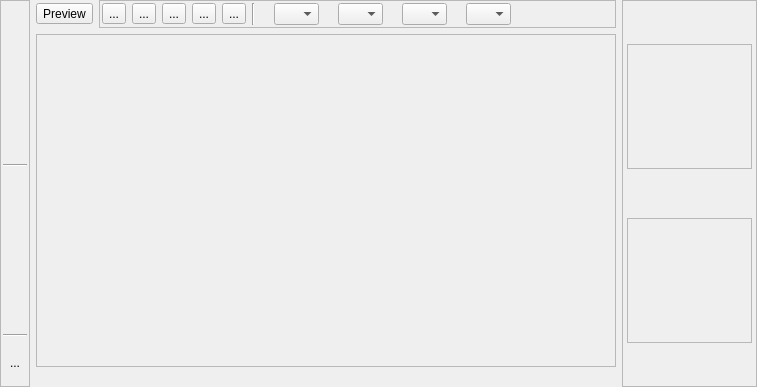
Before: the Qt Designer form src/terralib/qt/widgets/rp/ui/RasterNavigatorWidgetForm.ui in claudiobogossian/terralib5, drawn with Qt 5.
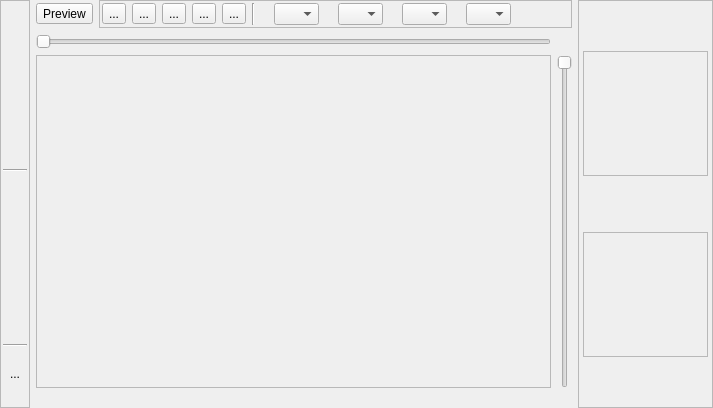
After: the same form once the commit is applied.

Commit message: added overlay function to preview in rp operations.

```diff
--- a/src/terralib/qt/widgets/rp/ui/RasterNavigatorWidgetForm.ui
+++ b/src/terralib/qt/widgets/rp/ui/RasterNavigatorWidgetForm.ui
@@ -6,29 +6,29 @@
    <rect>
     <x>0</x>
     <y>0</y>
-    <width>757</width>
-    <height>387</height>
+    <width>713</width>
+    <height>408</height>
    </rect>
   </property>
   <property name="windowTitle">
    <string>Raster Navigator</string>
   </property>
-  <layout class="QGridLayout" name="gridLayout_17">
-   <property name="leftMargin">
-    <number>0</number>
-   </property>
-   <property name="topMargin">
-    <number>0</number>
-   </property>
-   <property name="rightMargin">
-    <number>0</number>
-   </property>
-   <property name="bottomMargin">
-    <number>0</number>
-   </property>
-   <item row="0" column="0">
     <layout class="QGridLayout" name="gridLayout_16">
+   <property name="leftMargin">
+    <number>0</number>
+   </property>
+   <property name="topMargin">
+    <number>0</number>
+   </property>
+   <property name="rightMargin">
+    <number>0</number>
+   </property>
+   <property name="bottomMargin">
+    <number>0</number>
+   </property>
      <item row="0" column="0">
+    <layout class="QGridLayout" name="gridLayout_15">
+     <item row="0" column="0" rowspan="2">
       <layout class="QGridLayout" name="gridLayout_2">
        <item row="0" column="0">
         <widget class="QFrame" name="m_toolsFrame">
@@ -242,8 +242,6 @@
       </layout>
      </item>
      <item row="0" column="1">
-      <layout class="QGridLayout" name="gridLayout_15">
-       <item row="0" column="0">
         <layout class="QGridLayout" name="gridLayout_14">
          <item row="0" column="0">
           <widget class="QToolButton" name="m_previewToolButton">
@@ -465,9 +463,157 @@
          </item>
         </layout>
        </item>
+     <item row="0" column="2" rowspan="2">
+      <widget class="QFrame" name="m_extraDisplaysFrame">
+       <property name="frameShape">
+        <enum>QFrame::StyledPanel</enum>
+       </property>
+       <property name="frameShadow">
+        <enum>QFrame::Raised</enum>
+       </property>
+       <layout class="QGridLayout" name="gridLayout_11">
+        <property name="leftMargin">
+         <number>0</number>
+        </property>
+        <property name="topMargin">
+         <number>0</number>
+        </property>
+        <property name="rightMargin">
+         <number>0</number>
+        </property>
+        <property name="bottomMargin">
+         <number>0</number>
+        </property>
+        <item row="0" column="0">
+         <layout class="QGridLayout" name="gridLayout_4">
+          <property name="leftMargin">
+           <number>4</number>
+          </property>
+          <property name="rightMargin">
+           <number>4</number>
+          </property>
+          <item row="0" column="0">
+           <spacer name="verticalSpacer_2">
+            <property name="orientation">
+             <enum>Qt::Vertical</enum>
+            </property>
+            <property name="sizeType">
+             <enum>QSizePolicy::Minimum</enum>
+            </property>
+            <property name="sizeHint" stdset="0">
+             <size>
+              <width>20</width>
+              <height>0</height>
+             </size>
+            </property>
+           </spacer>
+          </item>
        <item row="1" column="0">
+           <widget class="QFrame" name="m_eyeBirdFrame">
+            <property name="sizePolicy">
+             <sizepolicy hsizetype="Fixed" vsizetype="Fixed">
+              <horstretch>0</horstretch>
+              <verstretch>0</verstretch>
+             </sizepolicy>
+            </property>
+            <property name="minimumSize">
+             <size>
+              <width>125</width>
+              <height>125</height>
+             </size>
+            </property>
+            <property name="maximumSize">
+             <size>
+              <width>125</width>
+              <height>125</height>
+             </size>
+            </property>
+            <property name="frameShape">
+             <enum>QFrame::StyledPanel</enum>
+            </property>
+            <property name="frameShadow">
+             <enum>QFrame::Sunken</enum>
+            </property>
+           </widget>
+          </item>
+          <item row="2" column="0">
+           <spacer name="verticalSpacer_3">
+            <property name="orientation">
+             <enum>Qt::Vertical</enum>
+            </property>
+            <property name="sizeType">
+             <enum>QSizePolicy::Minimum</enum>
+            </property>
+            <property name="sizeHint" stdset="0">
+             <size>
+              <width>20</width>
+              <height>0</height>
+             </size>
+            </property>
+           </spacer>
+          </item>
+          <item row="3" column="0">
+           <widget class="QFrame" name="m_zoomInFrame">
+            <property name="sizePolicy">
+             <sizepolicy hsizetype="Fixed" vsizetype="Fixed">
+              <horstretch>0</horstretch>
+              <verstretch>0</verstretch>
+             </sizepolicy>
+            </property>
+            <property name="minimumSize">
+             <size>
+              <width>125</width>
+              <height>125</height>
+             </size>
+            </property>
+            <property name="maximumSize">
+             <size>
+              <width>125</width>
+              <height>125</height>
+             </size>
+            </property>
+            <property name="frameShape">
+             <enum>QFrame::StyledPanel</enum>
+            </property>
+            <property name="frameShadow">
+             <enum>QFrame::Sunken</enum>
+            </property>
+           </widget>
+          </item>
+          <item row="4" column="0">
+           <spacer name="verticalSpacer_4">
+            <property name="orientation">
+             <enum>Qt::Vertical</enum>
+            </property>
+            <property name="sizeType">
+             <enum>QSizePolicy::Minimum</enum>
+            </property>
+            <property name="sizeHint" stdset="0">
+             <size>
+              <width>20</width>
+              <height>0</height>
+             </size>
+            </property>
+           </spacer>
+          </item>
+         </layout>
+        </item>
+       </layout>
+      </widget>
+     </item>
+     <item row="1" column="1">
         <layout class="QGridLayout" name="gridLayout_3">
          <item row="0" column="0">
+        <widget class="QSlider" name="m_horizontalSlider">
+         <property name="orientation">
+          <enum>Qt::Horizontal</enum>
+         </property>
+         <property name="invertedAppearance">
+          <bool>false</bool>
+         </property>
+        </widget>
+       </item>
+       <item row="1" column="0">
           <widget class="QFrame" name="m_frame">
            <property name="sizePolicy">
             <sizepolicy hsizetype="MinimumExpanding" vsizetype="MinimumExpanding">
@@ -489,7 +635,17 @@
            </property>
           </widget>
          </item>
-         <item row="1" column="0">
+       <item row="1" column="1">
+        <widget class="QSlider" name="m_verticalSlider">
+         <property name="orientation">
+          <enum>Qt::Vertical</enum>
+         </property>
+         <property name="invertedAppearance">
+          <bool>true</bool>
+         </property>
+        </widget>
+       </item>
+       <item row="2" column="0">
           <widget class="QLabel" name="m_label">
            <property name="frameShadow">
             <enum>QFrame::Raised</enum>
@@ -503,146 +659,6 @@
           </widget>
          </item>
         </layout>
-       </item>
-      </layout>
-     </item>
-     <item row="0" column="2">
-      <widget class="QFrame" name="m_extraDisplaysFrame">
-       <property name="frameShape">
-        <enum>QFrame::StyledPanel</enum>
-       </property>
-       <property name="frameShadow">
-        <enum>QFrame::Raised</enum>
-       </property>
-       <layout class="QGridLayout" name="gridLayout_11">
-        <property name="leftMargin">
-         <number>0</number>
-        </property>
-        <property name="topMargin">
-         <number>0</number>
-        </property>
-        <property name="rightMargin">
-         <number>0</number>
-        </property>
-        <property name="bottomMargin">
-         <number>0</number>
-        </property>
-        <item row="0" column="0">
-         <layout class="QGridLayout" name="gridLayout_4">
-          <property name="leftMargin">
-           <number>4</number>
-          </property>
-          <property name="rightMargin">
-           <number>4</number>
-          </property>
-          <item row="0" column="0">
-           <spacer name="verticalSpacer_2">
-            <property name="orientation">
-             <enum>Qt::Vertical</enum>
-            </property>
-            <property name="sizeType">
-             <enum>QSizePolicy::Minimum</enum>
-            </property>
-            <property name="sizeHint" stdset="0">
-             <size>
-              <width>20</width>
-              <height>0</height>
-             </size>
-            </property>
-           </spacer>
-          </item>
-          <item row="1" column="0">
-           <widget class="QFrame" name="m_eyeBirdFrame">
-            <property name="sizePolicy">
-             <sizepolicy hsizetype="Fixed" vsizetype="Fixed">
-              <horstretch>0</horstretch>
-              <verstretch>0</verstretch>
-             </sizepolicy>
-            </property>
-            <property name="minimumSize">
-             <size>
-              <width>125</width>
-              <height>125</height>
-             </size>
-            </property>
-            <property name="maximumSize">
-             <size>
-              <width>125</width>
-              <height>125</height>
-             </size>
-            </property>
-            <property name="frameShape">
-             <enum>QFrame::StyledPanel</enum>
-            </property>
-            <property name="frameShadow">
-             <enum>QFrame::Sunken</enum>
-            </property>
-           </widget>
-          </item>
-          <item row="2" column="0">
-           <spacer name="verticalSpacer_3">
-            <property name="orientation">
-             <enum>Qt::Vertical</enum>
-            </property>
-            <property name="sizeType">
-             <enum>QSizePolicy::Minimum</enum>
-            </property>
-            <property name="sizeHint" stdset="0">
-             <size>
-              <width>20</width>
-              <height>0</height>
-             </size>
-            </property>
-           </spacer>
-          </item>
-          <item row="3" column="0">
-           <widget class="QFrame" name="m_zoomInFrame">
-            <property name="sizePolicy">
-             <sizepolicy hsizetype="Fixed" vsizetype="Fixed">
-              <horstretch>0</horstretch>
-              <verstretch>0</verstretch>
-             </sizepolicy>
-            </property>
-            <property name="minimumSize">
-             <size>
-              <width>125</width>
-              <height>125</height>
-             </size>
-            </property>
-            <property name="maximumSize">
-             <size>
-              <width>125</width>
-              <height>125</height>
-             </size>
-            </property>
-            <property name="frameShape">
-             <enum>QFrame::StyledPanel</enum>
-            </property>
-            <property name="frameShadow">
-             <enum>QFrame::Sunken</enum>
-            </property>
-           </widget>
-          </item>
-          <item row="4" column="0">
-           <spacer name="verticalSpacer_4">
-            <property name="orientation">
-             <enum>Qt::Vertical</enum>
-            </property>
-            <property name="sizeType">
-             <enum>QSizePolicy::Minimum</enum>
-            </property>
-            <property name="sizeHint" stdset="0">
-             <size>
-              <width>20</width>
-              <height>0</height>
-             </size>
-            </property>
-           </spacer>
-          </item>
-         </layout>
-        </item>
-       </layout>
-      </widget>
      </item>
     </layout>
    </item>
```
Lines whose indentation alone changed are shown as unchanged. The commit also changes 2 other files.
